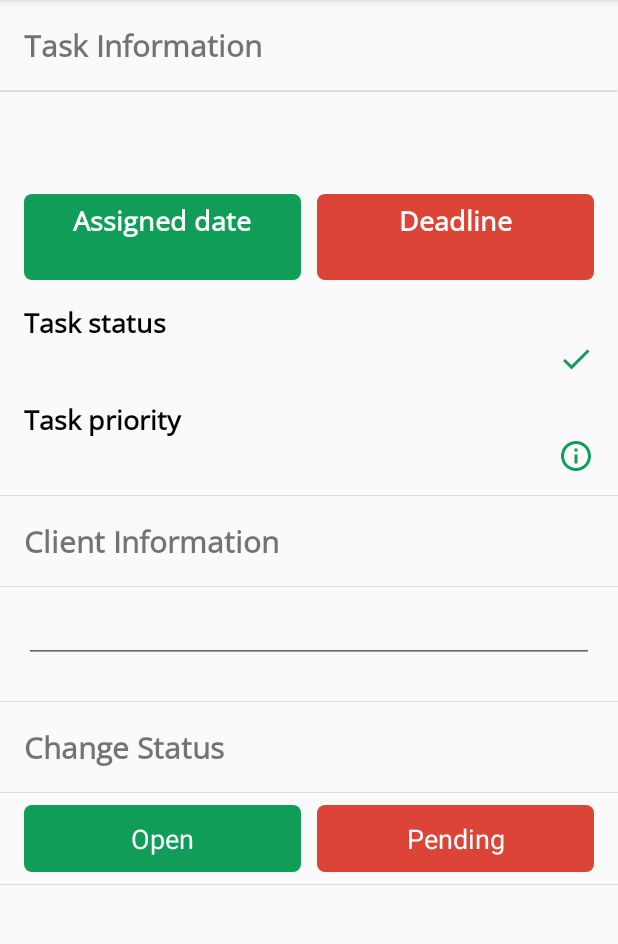
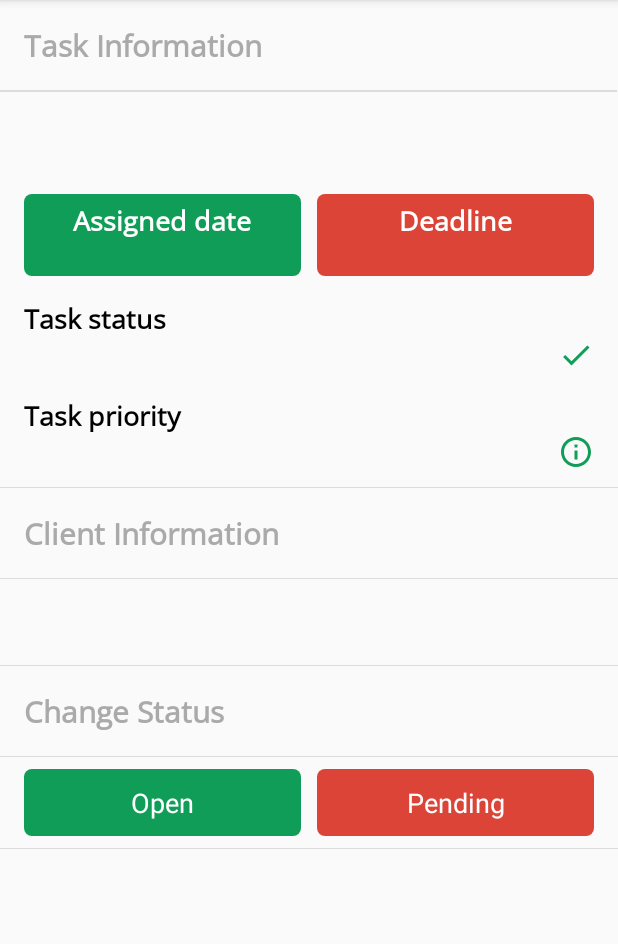
Before and after one commit to chettrir1/TaskManager, an Android app: the fragment ViewTaskFragment placed in its activity, on a phone screen of 412 x 824 dp, the part 84-1028 px from its top. Run offline under Robolectric (Android 15) with nearby library versions, the phone set to English and light mode, and no system bars; our stand-ins replace Dagger/Hilt's generated code, RxJava, data binding; libraries missing offline, so code that uses them is left out: com.karumi.dexter; pictures from the network do not load; 6 statements that could not run were skipped.

Commit message:
changes in design

```diff
--- a/app/src/main/java/com/techsales/taskmanager/status/StatusContract.java
+++ b/app/src/main/java/com/techsales/taskmanager/status/StatusContract.java
@@ -9,7 +9,9 @@ import java.util.List;
 
 public interface StatusContract {
     interface View extends BaseView<Presenter> {
+
         Integer getStatus();
+
         void showProgress();
 
         void showLoadingError(String message);
--- a/app/src/main/java/com/techsales/taskmanager/status/StatusFragment.java
+++ b/app/src/main/java/com/techsales/taskmanager/status/StatusFragment.java
@@ -25,7 +25,6 @@ import static android.widget.LinearLayout.VERTICAL;
 public class StatusFragment extends BaseFragment implements StatusContract.View {
     private static final String STATUS = "status";
     private FragmentStatusBinding binding;
-    private int status;
 
     @Inject
     StatusContract.Presenter presenter;
@@ -108,10 +107,10 @@ public class StatusFragment extends BaseFragment implements StatusContract.View
 
     @Override
     public void showMoreItems(List<StatusViewModel> items, boolean hasMoreItems) {
-       StatusRecyclerAdapter adapter =  ((StatusRecyclerAdapter) binding.rvStatus.getAdapter());
-       if (adapter != null){
-           adapter.addMoreItems(items, hasMoreItems);
-       }
+        StatusRecyclerAdapter adapter = ((StatusRecyclerAdapter) binding.rvStatus.getAdapter());
+        if (adapter != null) {
+            adapter.addMoreItems(items, hasMoreItems);
+        }
     }
 
     @Override
@@ -143,8 +142,8 @@ public class StatusFragment extends BaseFragment implements StatusContract.View
     public Integer getStatus() {
         Bundle bundle = this.getArguments();
         if (bundle != null) {
-          return  status = Integer.parseInt(bundle.getString(STATUS));
+            return Integer.parseInt(bundle.getString(STATUS));
         }
-        return  -1;
+        return -1;
     }
 }
--- a/app/src/main/res/layout/fragment_view_task.xml
+++ b/app/src/main/res/layout/fragment_view_task.xml
@@ -47,6 +47,7 @@
                 android:layout_height="wrap_content"
                 android:fontFamily="@font/open_sans"
                 android:text="@string/view_task_fragment_title_task_information"
+                android:textColor="@android:color/darker_gray"
                 android:textSize="@dimen/h6_headline_medium"
                 android:textStyle="bold"
                 app:layout_constraintEnd_toStartOf="@+id/guidelineRight"
@@ -130,12 +131,14 @@
 
                     <TextView
                         android:id="@+id/tvAssignedDate"
+                        style="@style/TextViewTaskDescription"
                         android:layout_width="match_parent"
                         android:layout_height="wrap_content"
                         android:fontFamily="@font/open_sans"
+                        android:paddingStart="0dp"
+                        android:paddingEnd="0dp"
                         android:text="@{taskDetails.assignedDate}"
                         android:textAlignment="center"
-                        android:textAppearance="@style/TextAppearance.AppCompat.Medium"
                         android:textColor="#FFFFFF"
                         tools:text="2019-05-07" />
                 </LinearLayout>
@@ -163,12 +166,14 @@
 
                     <TextView
                         android:id="@+id/tvDeadlineDate"
+                        style="@style/TextViewTaskDescription"
                         android:layout_width="match_parent"
                         android:layout_height="wrap_content"
                         android:fontFamily="@font/open_sans"
+                        android:paddingStart="0dp"
+                        android:paddingEnd="0dp"
                         android:text="@{taskDetails.deadline}"
                         android:textAlignment="center"
-                        android:textAppearance="@style/TextAppearance.AppCompat.Medium"
                         android:textColor="#FFFFFF"
                         tools:text="2019-05-08" />
                 </LinearLayout>
@@ -191,11 +196,13 @@
 
             <TextView
                 android:id="@+id/tvStatusName"
+                style="@style/TextViewTaskDescription"
                 android:layout_width="0dp"
                 android:layout_height="wrap_content"
                 android:fontFamily="@font/open_sans"
+                android:paddingStart="0dp"
+                android:paddingEnd="0dp"
                 android:text="@{taskDetails.taskStatus}"
-                android:textAppearance="@style/TextAppearance.AppCompat.Medium"
                 app:layout_constraintEnd_toStartOf="@+id/ivStatus"
                 app:layout_constraintStart_toStartOf="@+id/guidelineLeft"
                 app:layout_constraintTop_toBottomOf="@+id/textView9"
@@ -236,11 +243,13 @@
 
             <TextView
                 android:id="@+id/tvPriorityName"
+                style="@style/TextViewTaskDescription"
                 android:layout_width="0dp"
                 android:layout_height="wrap_content"
                 android:fontFamily="@font/open_sans"
+                android:paddingStart="0dp"
+                android:paddingEnd="0dp"
                 android:text="@{taskDetails.taskPriority}"
-                android:textAppearance="@style/TextAppearance.AppCompat.Medium"
                 app:layout_constraintEnd_toStartOf="@+id/ivPriority"
                 app:layout_constraintStart_toStartOf="@+id/guidelineLeft"
                 app:layout_constraintTop_toBottomOf="@+id/textView11"
@@ -283,6 +292,7 @@
                 android:layout_marginTop="16dp"
                 android:fontFamily="@font/open_sans"
                 android:text="@string/view_task_title_client_information"
+                android:textColor="@android:color/darker_gray"
                 android:textSize="@dimen/h6_headline_medium"
                 android:textStyle="bold"
                 app:layout_constraintEnd_toStartOf="@+id/guidelineRight"
@@ -299,7 +309,7 @@
                 app:layout_constraintStart_toStartOf="parent"
                 app:layout_constraintTop_toBottomOf="@+id/textView13" />
 
-            <EditText
+            <TextView
                 android:id="@+id/tvClientName"
                 android:layout_width="0dp"
                 android:layout_height="wrap_content"
@@ -317,11 +327,13 @@
 
             <TextView
                 android:id="@+id/tvClientPhone"
+                style="@style/TextViewTaskDescription"
                 android:layout_width="0dp"
                 android:layout_height="wrap_content"
                 android:fontFamily="@font/open_sans"
+                android:paddingStart="0dp"
+                android:paddingEnd="0dp"
                 android:text="@{taskDetails.clientPhone}"
-                android:textAppearance="@style/TextAppearance.AppCompat.Small"
                 app:layout_constraintEnd_toStartOf="@+id/guidelineRight"
                 app:layout_constraintHorizontal_bias="0.426"
                 app:layout_constraintStart_toStartOf="@+id/guidelineLeft"
@@ -345,6 +357,7 @@
                 android:layout_marginTop="16dp"
                 android:fontFamily="@font/open_sans"
                 android:text="@string/view_task_title_change_status"
+                android:textColor="@android:color/darker_gray"
                 android:textSize="@dimen/h6_headline_medium"
                 android:textStyle="bold"
                 app:layout_constraintEnd_toStartOf="@+id/guidelineRight"
@@ -389,7 +402,6 @@
                 android:padding="@dimen/spacing_small"
                 android:text="@string/view_task_fragment_status_pending"
                 android:textAppearance="@style/TextAppearance.AppCompat.Medium"
-
                 android:textColor="@color/colorWhite"
                 app:layout_constraintEnd_toStartOf="@+id/guidelineRight"
                 app:layout_constraintStart_toEndOf="@+id/tvOpenTask"
@@ -406,7 +418,6 @@
                 android:padding="@dimen/spacing_small"
                 android:text="@string/view_task_fragment_status_open"
                 android:textAppearance="@style/TextAppearance.AppCompat.Medium"
-
                 android:textColor="@color/colorWhite"
                 app:layout_constraintEnd_toStartOf="@+id/tvAppendTask"
                 app:layout_constraintStart_toStartOf="@+id/guidelineLeft"
@@ -503,7 +514,8 @@
                 android:layout_marginTop="16dp"
                 android:fontFamily="@font/open_sans"
                 android:text="@string/view_task_title_complete_task"
-                android:textAppearance="@style/TextAppearance.AppCompat.Medium"
+                android:textColor="@android:color/darker_gray"
+                android:textSize="@dimen/h6_headline_medium"
                 android:textStyle="bold"
                 app:layout_constraintEnd_toStartOf="@+id/guidelineRight"
                 app:layout_constraintStart_toStartOf="@+id/guidelineLeft"
```
